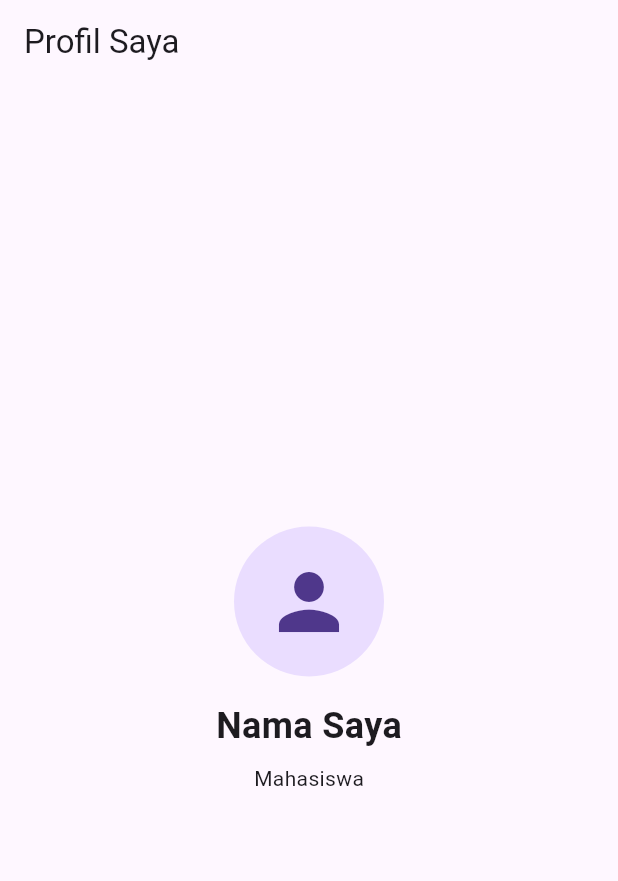
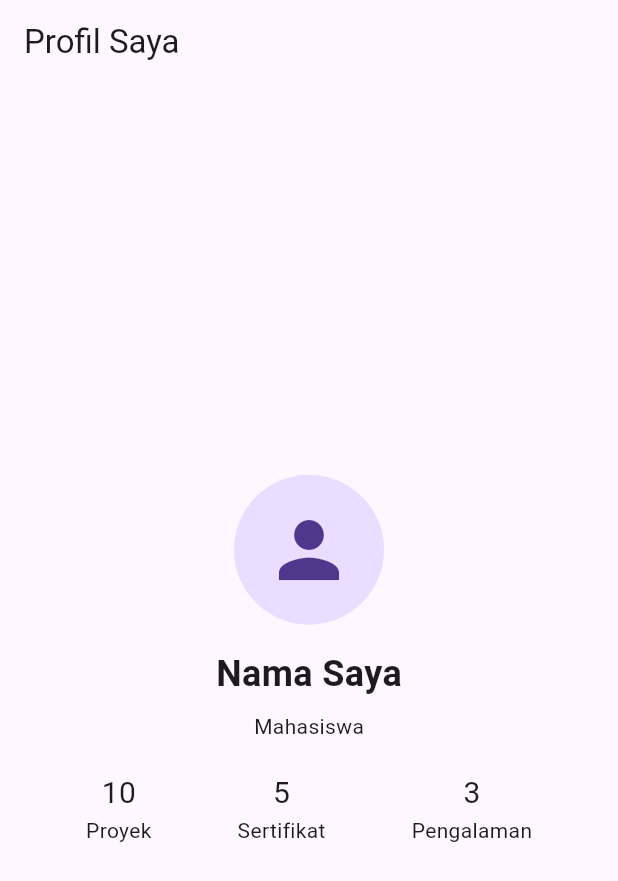
Before and after one commit to dynda21/tugaspert-5, a Flutter app: the screen it shows after launch, on a phone screen of 412 x 824 dp. Shown: the top 881 px of the screen. Run offline on Flutter 3.47's test engine with Material 3 defaults, Android fonts, the phone set to English and light mode, and no system bars.

Commit message:
commit ke dua

```diff
--- a/lib/main.dart
+++ b/lib/main.dart
@@ -1,4 +1,3 @@
-
 import 'package:flutter/material.dart';
 
 void main() {
@@ -44,6 +43,31 @@ class ProfilePage extends StatelessWidget {
             ),
             SizedBox(height: 8),
             Text('Mahasiswa'),
+
+            SizedBox(height: 20),
+            Row(
+              mainAxisAlignment: MainAxisAlignment.spaceEvenly,
+              children: [
+                Column(
+                  children: [
+                    Text('10', style: TextStyle(fontSize: 20)),
+                    Text('Proyek'),
+                  ],
+                ),
+                Column(
+                  children: [
+                    Text('5', style: TextStyle(fontSize: 20)),
+                    Text('Sertifikat'),
+                  ],
+                ),
+                Column(
+                  children: [
+                    Text('3', style: TextStyle(fontSize: 20)),
+                    Text('Pengalaman'),
+                  ],
+                ),
+              ],
+            ),
           ],
         ),
       ),
```
Also changed, not shown: 1 other file.
